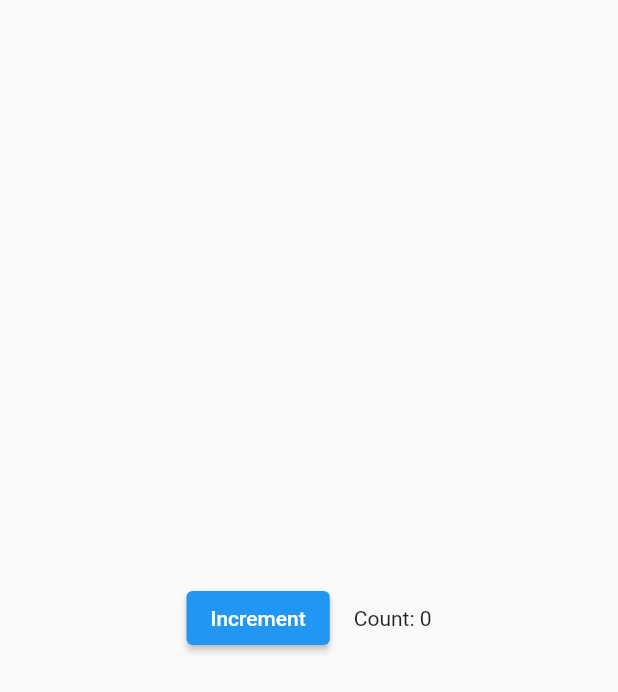
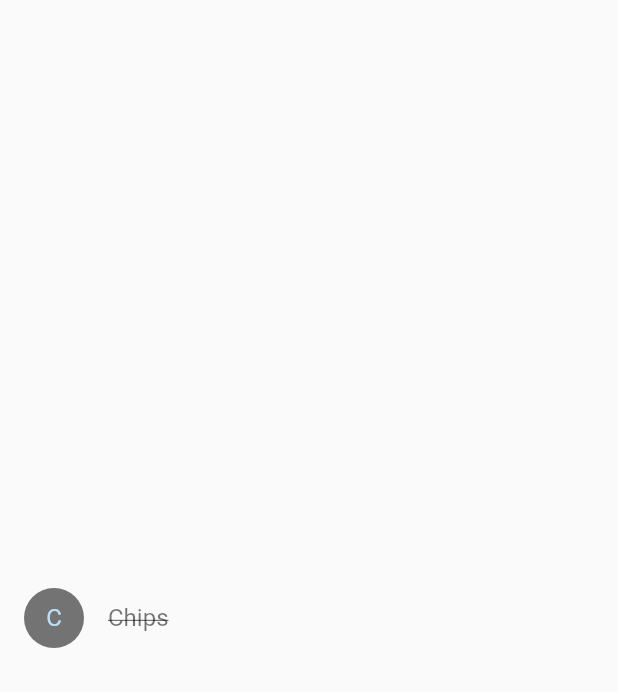
Before and after one commit to Uttam-Sarkar/Flutter_calculatorApps, a Flutter app: the screen it shows after launch, on a phone screen of 412 x 824 dp. Shown: the top 692 px of the screen. Run offline on Flutter 3.47's test engine with Material 2 defaults, Android fonts, the phone set to English and light mode, and no system bars.

Commit message:
bringing all together

```diff
--- a/lib/main.dart
+++ b/lib/main.dart
@@ -1,62 +1,69 @@
 import 'package:flutter/material.dart';
 
-class Counter extends StatefulWidget {
-  // This class is the configuration for the state.
-  // It holds the values (in this case nothing) provided
-  // by the parent and used by the build  method of the
-  // State. Fields in a Widget subclass are always marked
-  // "final".
+class Product {
+  const Product({required this.name});
 
-  const Counter({super.key});
-
-  @override
-  State<Counter> createState() => _CounterState();
+  final String name;
 }
 
-class _CounterState extends State<Counter> {
-  int _counter = 0;
+typedef CartChangedCallback = Function(Product product, bool inCart);
 
-  void _increment() {
-    setState(() {
-      // This call to setState tells the Flutter framework
-      // that something has changed in this State, which
-      // causes it to rerun the build method below so that
-      // the display can reflect the updated values. If you
-      // change _counter without calling setState(), then
-      // the build method won't be called again, and so
-      // nothing would appear to happen.
-      _counter++;
-    });
+class ShoppingListItem extends StatelessWidget {
+  ShoppingListItem({
+    required this.product,
+    required this.inCart,
+    required this.onCartChanged,
+  }) : super(key: ObjectKey(product));
+
+  final Product product;
+  final bool inCart;
+  final CartChangedCallback onCartChanged;
+
+  Color _getColor(BuildContext context) {
+    // The theme depends on the BuildContext because different
+    // parts of the tree can have different themes.
+    // The BuildContext indicates where the build is
+    // taking place and therefore which theme to use.
+
+    return inCart //
+        ? Colors.black54
+        : Theme.of(context).primaryColor;
+  }
+
+  TextStyle? _getTextStyle(BuildContext context) {
+    if (!inCart) return null;
+
+    return const TextStyle(
+      color: Colors.black54,
+      decoration: TextDecoration.lineThrough,
+    );
   }
 
   @override
   Widget build(BuildContext context) {
-    // This method is rerun every time setState is called,
-    // for instance, as done by the _increment method above.
-    // The Flutter framework has been optimized to make
-    // rerunning build methods fast, so that you can just
-    // rebuild anything that needs updating rather than
-    // having to individually changes instances of widgets.
-    return Row(
-      mainAxisAlignment: MainAxisAlignment.center,
-      children: <Widget>[
-        ElevatedButton(
-          onPressed: _increment,
-          child: const Text('Increment'),
-        ),
-        const SizedBox(width: 16),
-        Text('Count: $_counter'),
-      ],
+    return ListTile(
+      onTap: () {
+        onCartChanged(product, inCart);
+      },
+      leading: CircleAvatar(
+        backgroundColor: _getColor(context),
+        child: Text(product.name[0]),
+      ),
+      title: Text(product.name, style: _getTextStyle(context)),
     );
   }
 }
 
 void main() {
   runApp(
-    const MaterialApp(
+    MaterialApp(
       home: Scaffold(
         body: Center(
-          child: Counter(),
+          child: ShoppingListItem(
+            product: const Product(name: 'Chips'),
+            inCart: true,
+            onCartChanged: (product, inCart) {},
+          ),
         ),
       ),
     ),
```
